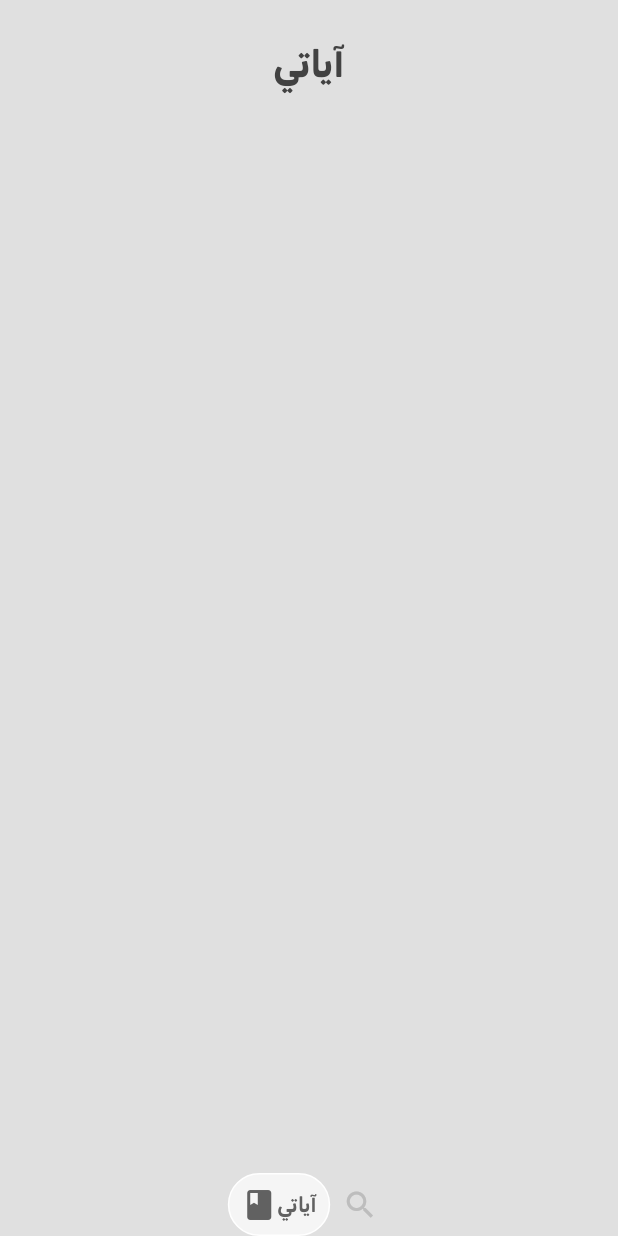
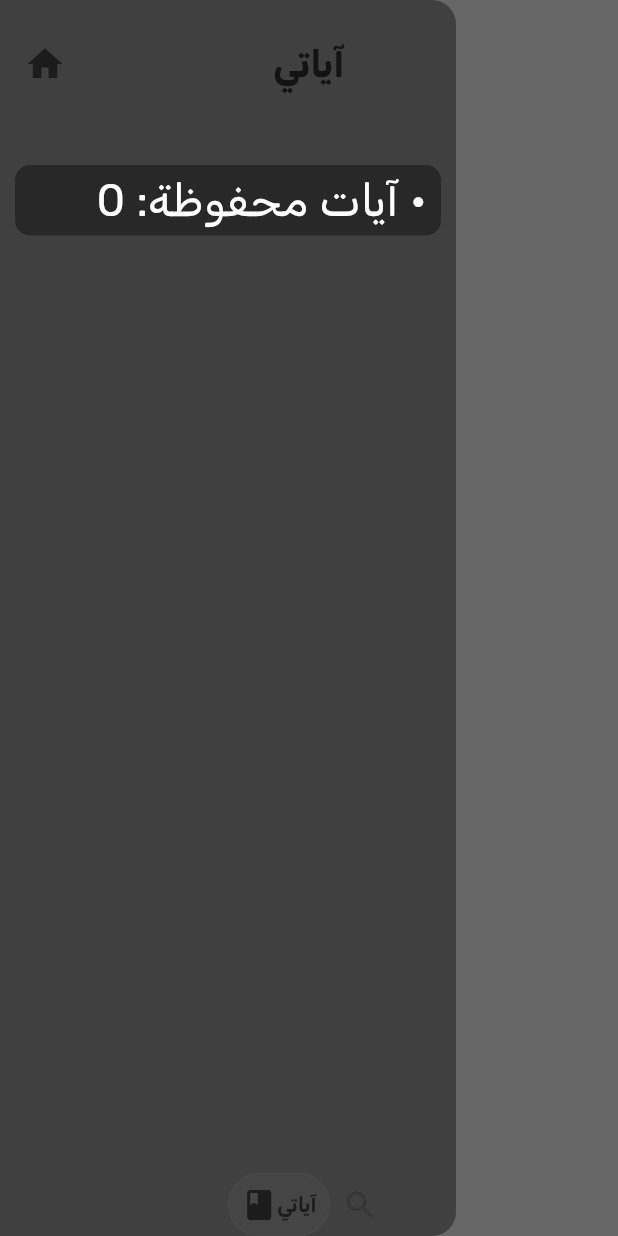
Before and after one commit to MohammadAboulEla/Ayat, a Flutter app: the screen it shows after launch, with the side drawer open (before the commit the screen has no drawer), on a phone screen of 412 x 824 dp. Run offline on Flutter 3.47's test engine with Material 3 defaults, Android fonts, the light colour scheme and no system bars; drawn by our look-alikes of google_nav_bar; our stand-ins replace google_fonts, hive, hive_flutter, wakelock_plus; accounts and stored records are empty; Roboto replaces fonts that are missing (Gulzar); statements that could not run were skipped.

Commit message:
code update1

```diff
--- a/lib/main.dart
+++ b/lib/main.dart
@@ -4,8 +4,7 @@ import 'package:ayat/utils/quran_class.dart';
 import 'package:ayat/utils/settings.dart';
 import 'package:flutter/material.dart';
 
-
-Future initServices () async {
+Future initServices() async {
   await SettingsBox.create();
   await Quran.create();
 }
@@ -18,7 +17,7 @@ void main() async {
 
 class MyApp extends StatelessWidget {
   const MyApp({super.key});
-  // This widget is the root of your application.
+
   @override
   Widget build(BuildContext context) {
     return MaterialApp(
--- a/lib/pages/home_page.dart
+++ b/lib/pages/home_page.dart
@@ -1,12 +1,14 @@
 import 'package:ayat/utils/app_styles.dart';
 import 'package:ayat/utils/global_functions.dart';
 import 'package:ayat/utils/settings.dart';
+import 'package:ayat/widgets/custom_drawer.dart';
 import 'package:flutter/material.dart';
+import 'package:flutter/services.dart';
 import 'package:google_nav_bar/google_nav_bar.dart';
 import 'package:hive/hive.dart';
+
 import '../utils/quran_class.dart';
 import '../widgets/aya_card.dart';
-import 'package:flutter/services.dart';
 
 class HomePage extends StatefulWidget {
   const HomePage({super.key});
@@ -16,28 +18,27 @@ class HomePage extends StatefulWidget {
 }
 
 class _HomePageState extends State<HomePage> {
-  int _selectedIndex = 0;
+  int _selectedNavIndex = 0;
   List<Aya> _searchResults = [];
   String _userInput = "test";
   final PageController _controllerAyati = PageController(viewportFraction: 1.0);
-  final PageController _controllerSearch = PageController(
-    viewportFraction: 1.0,
-  );
+  final PageController _controllerSearch = PageController(viewportFraction: 1.0);
   final TextEditingController tc = TextEditingController();
   final Box<dynamic> box = SettingsBox.instance;
 
   @override
   Widget build(BuildContext context) {
+    // set nav bar color
     SystemChrome.setSystemUIOverlayStyle(
       SystemUiOverlayStyle(systemNavigationBarColor: AppColors.background),
     );
-    if (box.get("myAyas") == null) {
-      box.put("myAyas", []);
-    }
+    // if (box.get("myAyas") == null) {
+    //   box.put("myAyas", <int>[]);
+    // }
     return Scaffold(
       appBar: AppBar(
         toolbarHeight: 85,
-        title: _selectedIndex == 0
+        title: _selectedNavIndex == 0
             ? Text("آياتي", style: AppTextStyles.titleStyle)
             : TextField(
                 onSubmitted: onSearch,
@@ -64,27 +65,24 @@ class _HomePageState extends State<HomePage> {
               ),
         centerTitle: true,
         backgroundColor: Colors.transparent,
-        // leadingWidth: 60,
-        // leading: Builder(builder: (context) {
-        //   return IconButton(
-        //     padding: EdgeInsets.only(left: 0),
-        //     icon: Icon(
-        //       Icons.home,
-        //       size: 28,
-        //       color: AppColors.g700,
-        //     ),
-        //     onPressed: () {
-        //       Scaffold.of(context).openDrawer();
-        //     },
-        //   );
-        // }),
+        leadingWidth: 60,
+        leading: Builder(
+          builder: (context) {
+            // We use a Builder to get the context of the Scaffold
+            return IconButton(
+              padding: EdgeInsets.only(left: 0),
+              icon: Icon(Icons.home, size: 28, color: AppColors.g700),
+              onPressed: () {
+                Scaffold.of(context).openDrawer();
+              },
+            );
+          },
         ),
-      // drawer: const Drawer(
-      //   backgroundColor: Colors.black38,
-      // ),
+      ),
+      drawer: CustomDrawer(),
       backgroundColor: AppColors.background,
       bottomNavigationBar: GNav(
-        selectedIndex: _selectedIndex,
+        selectedIndex: _selectedNavIndex,
         color: AppColors.g400,
         activeColor: AppColors.g700,
         tabActiveBorder: Border.all(color: Colors.white),
@@ -100,7 +98,7 @@ class _HomePageState extends State<HomePage> {
           GButton(icon: Icons.search, text: "بحث"),
         ],
       ),
-      body: _selectedIndex == 0
+      body: _selectedNavIndex == 0
           ? PageView.builder(
               itemCount: box.get("myAyas").length,
               controller: _controllerAyati,
@@ -154,7 +152,7 @@ class _HomePageState extends State<HomePage> {
 
   void navBar(int index) {
     setState(() {
-      _selectedIndex = index;
+      _selectedNavIndex = index;
     });
   }
 
@@ -192,26 +190,38 @@ class _HomePageState extends State<HomePage> {
   }
 
   void ayaRemoved(index) {
+    var array = box.get("myAyas", defaultValue: <int>[]);
     var ayaNum = box.get("myAyas")[index];
-    var array = box.get("myAyas");
+    if (!array.contains(ayaNum)) {
+      debugPrint("ayaNum is null, cannot remove");
+      return;
+    }
+    setState(() {
       array.remove(ayaNum);
       box.put("myAyas", array);
       const msg = "تم الحذف";
       showToast(context, msg);
-    setState(() {});
+    });
   }
 
   void ayaToggled(int index) {
     var ayaNum = _searchResults[index].myId;
-    var array = box.get("myAyas", defaultValue: <dynamic>[]);
+    var array = box.get("myAyas", defaultValue: <int>[]);
     if (!array.contains(ayaNum)) {
+      setState(() {
         array.add(ayaNum);
         box.put("myAyas", array);
         debugPrint("$ayaNum added");
         const msg = "تمت الإضافة";
         showToast(context, msg);
+      });
     } else {
-      ayaRemoved(index);
+      setState(() {
+        array.remove(ayaNum);
+        box.put("myAyas", array);
+        const msg = "تم الحذف";
+        showToast(context, msg);
+      });
     }
   }
 }
--- a/lib/utils/settings.dart
+++ b/lib/utils/settings.dart
@@ -5,9 +5,26 @@ class SettingsBox {
   static late final Box _box;
 
   static Future<void> create() async {
+    // initialize Hive with the path to store the data
     await Hive.initFlutter();
-    WakelockPlus.enable(); //TODO: Make a button to toggle this
     _box = await Hive.openBox('settings');
+
+    // Set default values for favorite ayas
+    if (_box.get("myAyas") == null) {
+      _box.put("myAyas", <int>[]);
+    }
+
+    // Set default values for keepAwake setting
+    if (_box.get("keepAwake") == null) {
+      _box.put("keepAwake", true);
+    }
+
+    // Enable or disable wakelock based on the keepAwake setting
+    if (_box.get("keepAwake") == false) {
+      WakelockPlus.disable();
+    } else {
+      WakelockPlus.enable();
+    }
   }
 
   static Box get instance => _box;
--- /dev/null
+++ b/lib/widgets/custom_drawer.dart
@@ -0,0 +1,39 @@
+import 'package:ayat/utils/app_styles.dart';
+import 'package:ayat/utils/settings.dart';
+import 'package:flutter/material.dart';
+
+class CustomDrawer extends StatelessWidget {
+  const CustomDrawer({super.key});
+
+  @override
+  Widget build(BuildContext context) {
+    int numOfSavedAyas = SettingsBox.instance.get("myAyas", defaultValue: <dynamic>[]).length;
+    return Drawer(
+      backgroundColor: Colors.black38, // was black38
+      child: Container(
+        padding: const EdgeInsets.all(10),
+        child: Column(
+          spacing: 20,
+          mainAxisAlignment: MainAxisAlignment.start,
+          crossAxisAlignment: CrossAxisAlignment.end,
+          children: [
+            SizedBox(height: 80),
+            Container(
+              decoration: BoxDecoration(
+                color: Colors.black38,
+                borderRadius: BorderRadius.circular(10),
+              ),
+              padding: const EdgeInsets.all(2),
+              width: double.infinity,
+              child: Text(
+                textDirection: TextDirection.rtl,
+                " • آيات محفوظة: $numOfSavedAyas",
+                style: AppTextStyles.normalStyle.copyWith(color: Colors.white, fontSize: 30),
+              ),
+            ),
+          ],
+        ),
+      ),
+    );
+  }
+}
```
Also changed, not shown: lib/widgets/aya_card.dart (+16 -36 lines), lib/widgets/custom_button.dart (+14 -12 lines). Lines whose indentation alone changed are shown as unchanged.
